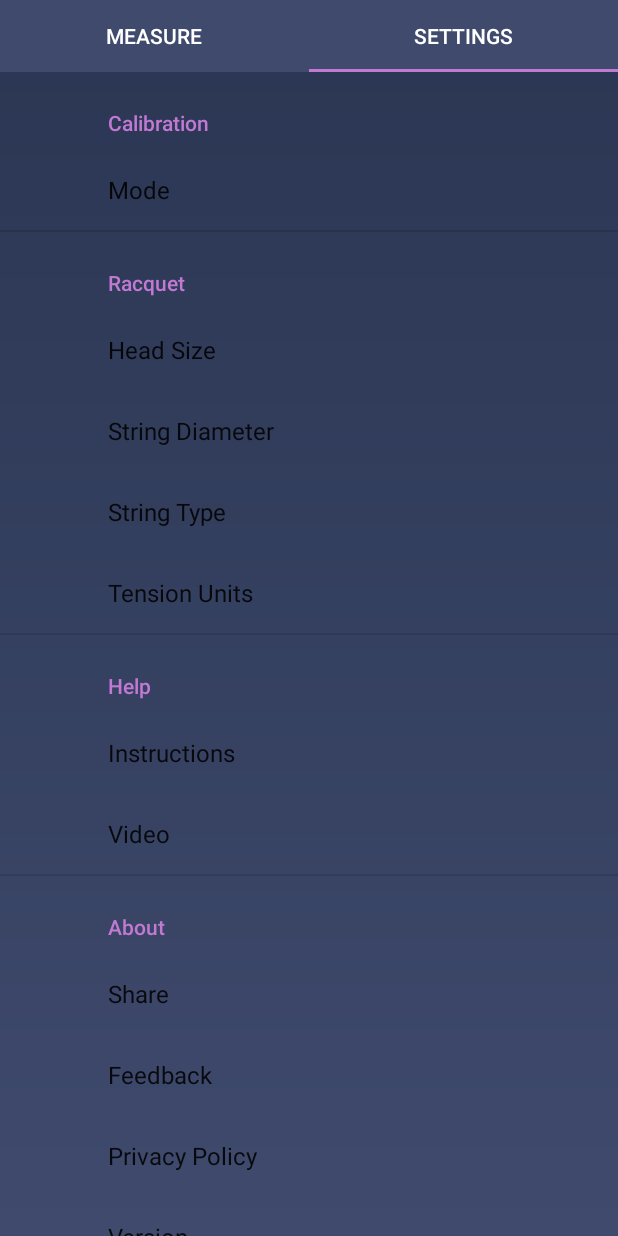
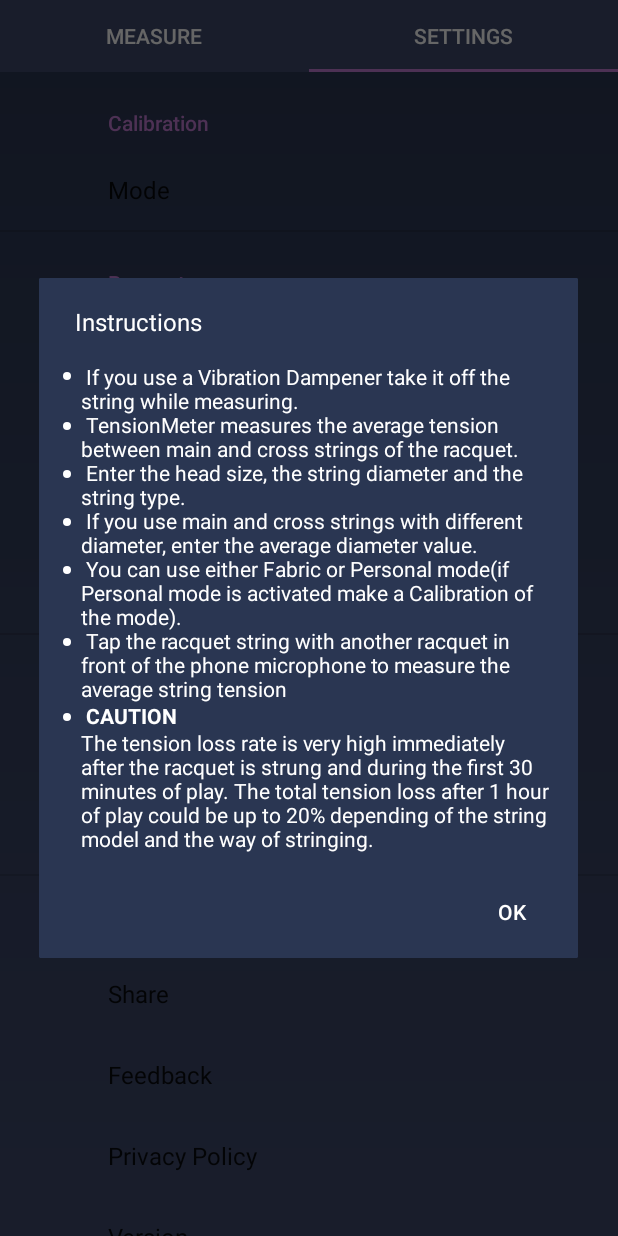
Before and after one commit to 1kd0k0v/racquetstringer, an Android app: the screen it shows after launch (MainActivity), tab 2 chosen, on a phone screen of 412 x 824 dp. Run offline under Robolectric (Android 15) with nearby library versions, the phone set to English and light mode, and no system bars; our stand-ins replace androidx.preference; libraries missing offline, so code that uses them is left out: com.gauravk.audiovisualizer; 18 statements that could not run were skipped.

Commit message:
Fix measuring bug. Add instructions dialog on first run.

```diff
--- a/app/build.gradle
+++ b/app/build.gradle
@@ -11,8 +11,8 @@ android {
         minSdkVersion 23
 
         targetSdkVersion 28
-        versionCode 31
-        versionName "1.0"
+        versionCode 34
+        versionName "1.0.3"
         testInstrumentationRunner "android.support.test.runner.AndroidJUnitRunner"
     }
     buildTypes {
--- a/app/src/main/java/com/racquetbuddy/audioanalyzer/AnalyzerParameters.java
+++ b/app/src/main/java/com/racquetbuddy/audioanalyzer/AnalyzerParameters.java
@@ -32,7 +32,7 @@ class AnalyzerParameters {
     int hopLen = 1024;
     double overlapPercent = 50;  // = (1 - hopLen/fftLen) * 100%
     String wndFuncName;
-    int nFFTAverage = 1;
+    int nFFTAverage = 2;
     boolean isAWeighting = false;
     final int BYTE_OF_SAMPLE = 2;
     final double SAMPLE_VALUE_MAX = 32767.0;   // Maximum signal value
--- a/app/src/main/java/com/racquetbuddy/audioanalyzer/SamplingLoop.java
+++ b/app/src/main/java/com/racquetbuddy/audioanalyzer/SamplingLoop.java
@@ -246,7 +246,8 @@ public class SamplingLoop extends Thread {
                 stft.calculatePeak();
 
                 if (stft.maxAmpFreq > 400 && stft.maxAmpFreq < 700 && stft.maxAmpDB > MAX_AMP_DB_THRESHOLD) {
-                    Log.d("MAXAMPDB", " MAXAMPDB: " + stft.maxAmpDB);
+//                    Log.d("MAXAMPDB", " MAXAMPDB: " + stft.maxAmpDB);
+//                    Log.d("MAXAMPFREQ", " MAXAMPFREQ: " + stft.maxAmpFreq);
 
                     record.read(byteAudioSamples, 0, readChunkSize);
                     callback.getSoundSpectrogram(byteAudioSamples);
--- a/app/src/main/java/com/racquetbuddy/businesslogic/SamplingManager.kt
+++ b/app/src/main/java/com/racquetbuddy/businesslogic/SamplingManager.kt
@@ -46,7 +46,6 @@ class SamplingManager private constructor(){
                     }
 
                     freqBuffer.add(frequency)
-
                 }
 
                 override fun getSoundSpectrogram(values: ByteArray?) {
--- a/app/src/main/java/com/racquetbuddy/ui/MainFragment.kt
+++ b/app/src/main/java/com/racquetbuddy/ui/MainFragment.kt
@@ -16,6 +16,7 @@ import com.racquetbuddy.businesslogic.Racquet
 import com.racquetbuddy.businesslogic.SamplingManager
 import com.racquetbuddy.racquetstringer.R
 import com.racquetbuddy.ui.dialog.HeadSizeDialogFragment
+import com.racquetbuddy.ui.dialog.InstructionsDialogFragment
 import com.racquetbuddy.ui.dialog.StringDiameterDialogFragment
 import com.racquetbuddy.ui.dialog.StringTypeDialogFragment
 import com.racquetbuddy.utils.NumberFormatUtils
@@ -31,6 +32,7 @@ class MainFragment : Fragment(), OnRefreshViewsListener {
     private val HEAD_SIZE_DIALOG_TAG = "HEAD_SIZE_DIALOG_TAG"
     private val STRINGS_DIAMETER_DIALOG_TAG = "STRINGS_DIAMETER_DIALOG_TAG"
     private val STRING_TYPE_DIALOG_TAG = "STRING_TYPE_DIALOG_TAG"
+    private val INSTRUCTIONS_DIALOG_FRAGMENT_TAG = "INSTRUCTIONS_DIALOG_FRAGMENT_TAG"
 
     private var currentHz: Float = 0f
 
@@ -150,6 +152,17 @@ class MainFragment : Fragment(), OnRefreshViewsListener {
         refreshStringDiameterView()
         refreshStringType()
         refreshCalibrated()
+
+        // if first time
+        if (SharedPrefsUtils.isFirstRun(activity!!)) {
+            showInstructionsDialog()
+        }
+    }
+
+    private fun showInstructionsDialog() {
+        val dialog = InstructionsDialogFragment()
+        dialog.setTargetFragment(this, 0)
+        dialog.show(fragmentManager, INSTRUCTIONS_DIALOG_FRAGMENT_TAG)
     }
 
     private fun refreshCalibrated() {
--- a/app/src/main/java/com/racquetbuddy/utils/SharedPrefsUtils.kt
+++ b/app/src/main/java/com/racquetbuddy/utils/SharedPrefsUtils.kt
@@ -37,10 +37,14 @@ object SharedPrefsUtils {
     }
 
     fun isFirstRun(context: Context): Boolean {
-        return getSharedPreferences(context).getBoolean(KEY_SET_FIRST_RUN, true)
+        val firstRun = getSharedPreferences(context).getBoolean(KEY_SET_FIRST_RUN, true)
+        if (firstRun) {
+            setFirstRun(context, false)
+        }
+        return firstRun
     }
 
-    fun setFirstRun(context: Context, isFirstRun: Boolean) {
+    private fun setFirstRun(context: Context, isFirstRun: Boolean) {
         getEditor(context).putBoolean(KEY_SET_FIRST_RUN, isFirstRun).apply()
     }
 
--- a/app/src/main/res/layout/fragment_main.xml
+++ b/app/src/main/res/layout/fragment_main.xml
@@ -197,6 +197,7 @@
             android:layout_marginBottom="8dp"
             android:text="TextView"
             android:textSize="20sp"
+            android:visibility="gone"
             app:layout_constraintBottom_toBottomOf="parent"
             app:layout_constraintEnd_toEndOf="@+id/displayTensionTextView"
             app:layout_constraintStart_toStartOf="@+id/displayTensionTextView"
--- a/app/src/main/res/values/strings.xml
+++ b/app/src/main/res/values/strings.xml
@@ -1,5 +1,5 @@
 <resources>
-    <string name="app_name">TensionMeter</string>
+    <string name="app_name">TennisTension</string>
     <string name="action_settings">Settings</string>
     <string name="sample_rates_name">SAMPLE/S::0</string>
     <string name="fft_len_name">FFT LEN::0</string>
@@ -80,11 +80,14 @@
     <string name="tap_the_strings">Hit the Strings</string>
     <string name="instructions_title">Instructions</string>
     <string name="instructions_body">
-          <li>Choose the mode, the head size, the string diameter and the string type </li>
-     \n   <li>Tap the racquet string with another racquet, hand or something else close to the phone microphone</li>
-     \n   <li>If the Personal mode is activated adjust the measurement if needed</li>
-     \n   <li>Enjoy the work of the app and
-        \n  Master Your Tension </li>
+        <li>If you use a Vibration Dampener take it off the string while measuring.</li>\n
+        <li>TensionMeter measures the average tension between main and cross strings of the racquet.</li>\n
+        <li>Enter the head size, the string diameter and the string type.</li>\n
+        <li>If you use main and cross strings with different diameter, enter the average diameter value.</li>\n
+        <li>You can use either Fabric or Personal mode(if Personal mode is activated make a Calibration of the mode).</li>\n
+        <li>Tap the racquet string with another racquet in front of the phone microphone to measure the average string tension</li>\n
+        <li><b>CAUTION</b><br/>\nThe tension loss rate is very high immediately after the racquet is strung and during the first 30 minutes of play.
+            The total tension loss after 1 hour of play could be up to 20% depending of the string model and the way of stringing.</li>
     </string>
     <string name="no_calibration">(No Calibration)</string>
 </resources>
```
